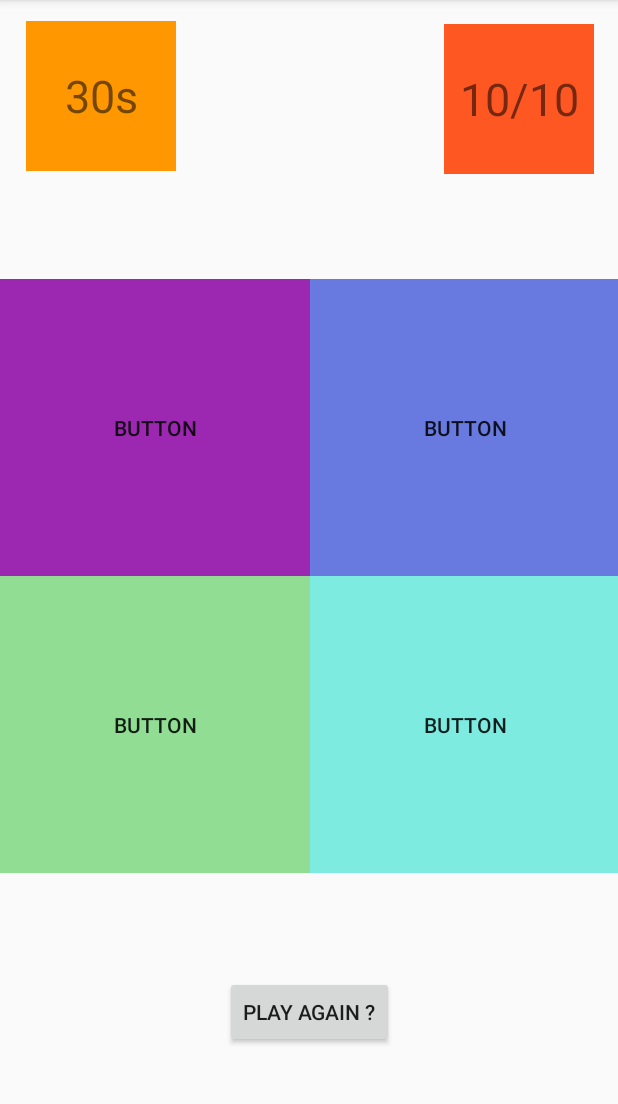
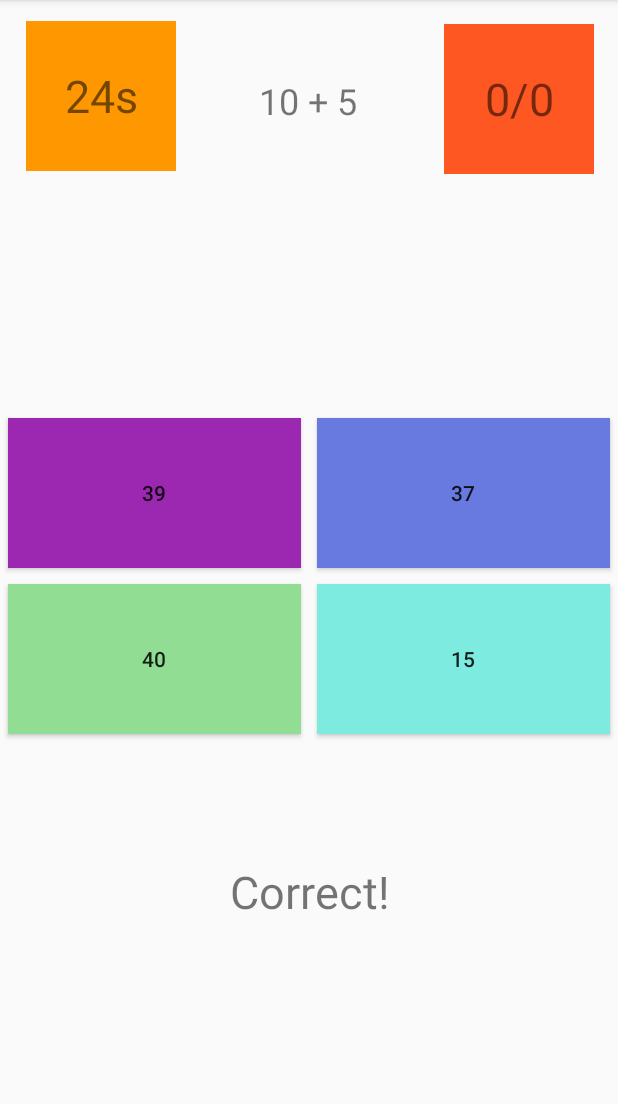
Before and after one commit to sparshsamir1993/brainTrainerAppAndroid, an Android app: the screen it shows after launch (MainActivity), on a phone screen of 412 x 824 dp, the part 84-1188 px from its top. Run offline under Robolectric (Android 15) with nearby library versions, the phone set to English and light mode, and no system bars.

Commit message:
Brain trainer app done. Finish sound left.

```diff
--- a/app/src/main/java/com/example/braintrainer/MainActivity.java
+++ b/app/src/main/java/com/example/braintrainer/MainActivity.java
@@ -2,11 +2,32 @@ package com.example.braintrainer;
 
 import androidx.appcompat.app.AppCompatActivity;
 
+import android.media.MediaPlayer;
 import android.os.Bundle;
+import android.os.CountDownTimer;
 import android.view.View;
 import android.widget.Button;
+import android.widget.GridLayout;
+import android.widget.TextView;
+
+import java.util.ArrayList;
+import java.util.Random;
 
 public class MainActivity extends AppCompatActivity {
+    ArrayList<Integer> randomAnswers;
+    Button button1;
+    Button button2;
+    Button button3;
+    Button button4;
+    Button playAgain;
+    TextView questionBox;
+    TextView verificationText;
+    TextView scoreText;
+    GridLayout answerGrid;
+    TextView timerText;
+    int randomLocation;
+    int totalAttempted = 0;
+    int correctAnswers = 0;
 
     public void startGame(View view) {
         Button goButton = findViewById(R.id.goButton);
@@ -15,11 +36,90 @@ public class MainActivity extends AppCompatActivity {
 
     public void chooseAnswer(View view) {
 
+        if (Integer.toString(randomLocation).equals(view.getTag().toString())) {
+            verificationText.setText("Correct !");
+            correctAnswers++;
+        } else {
+            verificationText.setText("Wrong");
+        }
+        totalAttempted++;
+        fillAnswerAndQuestionGrid();
+        scoreText.setText(correctAnswers + "/" + totalAttempted);
+    }
+
+    public void fillAnswerAndQuestionGrid() {
+        Random rand = new Random();
+        int a = rand.nextInt(21);
+        int b = rand.nextInt(21);
+
+        questionBox.setText(a + " + " + b);
+
+        randomAnswers = new ArrayList<Integer>();
+        for (int i = 0; i < 4; i++) {
+            randomAnswers.add(rand.nextInt(21) + 21);
+        }
+
+        randomLocation = rand.nextInt(4);
+        randomAnswers.add(randomLocation, a + b);
+
+        button1.setText(randomAnswers.get(0).toString());
+        button2.setText(randomAnswers.get(1).toString());
+        button3.setText(randomAnswers.get(2).toString());
+        button4.setText(randomAnswers.get(3).toString());
+    }
+
+    public void startGameAgain(View view) {
+        button1.setEnabled(true);
+        button2.setEnabled(true);
+        button3.setEnabled(true);
+        button4.setEnabled(true);
+
+        fillAnswerAndQuestionGrid();
+        startGameTimer();
+        scoreText.setText("");
+        totalAttempted = 0;
+        correctAnswers = 0;
+    }
+
+    public void startGameTimer() {
+
+        new CountDownTimer(32000, 1000) {
+            public void onTick(long millsLeft) {
+                timerText.setText((millsLeft / 1000) + "s");
+            }
+
+            public void onFinish() {
+                button1.setEnabled(false);
+                button2.setEnabled(false);
+                button3.setEnabled(false);
+                button4.setEnabled(false);
+                playAgain.setVisibility(View.VISIBLE);
+//                MediaPlayer m = new MediaPlayer(getApplicationContext(),)
+
+            }
+        }.start();
+        playAgain.setVisibility(View.INVISIBLE);
+
     }
 
     @Override
     protected void onCreate(Bundle savedInstanceState) {
         super.onCreate(savedInstanceState);
         setContentView(R.layout.activity_main);
+
+        button1 = findViewById(R.id.button1);
+        button2 = findViewById(R.id.button2);
+        button3 = findViewById(R.id.button3);
+        button4 = findViewById(R.id.button4);
+        playAgain = findViewById(R.id.playAgainButton);
+        questionBox = findViewById(R.id.questionBox);
+        verificationText = findViewById(R.id.verificationText);
+        scoreText = findViewById(R.id.scoreText);
+
+        timerText = findViewById(R.id.timerText);
+
+        fillAnswerAndQuestionGrid();
+        startGameTimer();
+
     }
 }
--- a/app/src/main/res/layout/activity_main.xml
+++ b/app/src/main/res/layout/activity_main.xml
@@ -27,6 +27,10 @@
         app:layout_constraintStart_toStartOf="parent"
         app:layout_constraintTop_toTopOf="parent" />
 
+    <androidx.constraintlayout.widget.ConstraintLayout
+        android:layout_width="match_parent"
+        android:layout_height="match_parent">
+
         <TextView
             android:id="@+id/questionBox"
             android:layout_width="130dp"
@@ -34,14 +38,25 @@
             android:layout_marginStart="23dp"
             android:layout_marginLeft="23dp"
             android:layout_marginTop="41dp"
-        android:layout_marginEnd="25dp"
-        android:layout_marginRight="25dp"
             android:gravity="center"
             android:textSize="24sp"
-        app:layout_constraintEnd_toStartOf="@+id/scoreText"
             app:layout_constraintStart_toEndOf="@+id/timerText"
             app:layout_constraintTop_toTopOf="parent"
             tools:text="99 - 43" />
+
+        <TextView
+            android:id="@+id/scoreText"
+            android:layout_width="100dp"
+            android:layout_height="100dp"
+            android:layout_marginTop="16dp"
+            android:layout_marginEnd="16dp"
+            android:layout_marginRight="16dp"
+            android:background="#FF5722"
+            android:gravity="center"
+            android:text="0/0"
+            android:textSize="30sp"
+            app:layout_constraintEnd_toEndOf="parent"
+            app:layout_constraintTop_toTopOf="parent" />
 
         <TextView
             android:id="@+id/timerText"
@@ -58,27 +73,40 @@
             app:layout_constraintTop_toTopOf="parent" />
 
         <TextView
-        android:id="@+id/scoreText"
-        android:layout_width="100dp"
-        android:layout_height="100dp"
-        android:layout_marginTop="16dp"
-        android:layout_marginEnd="16dp"
-        android:layout_marginRight="16dp"
-        android:background="#FF5722"
+            android:id="@+id/verificationText"
+            android:layout_width="161dp"
+            android:layout_height="47dp"
+            android:layout_marginStart="125dp"
+            android:layout_marginLeft="125dp"
+            android:layout_marginEnd="125dp"
+            android:layout_marginRight="125dp"
+            android:layout_marginBottom="48dp"
             android:gravity="center"
-        android:text="10/10"
+            android:text="Correct!"
             android:textSize="30sp"
+            app:layout_constraintBottom_toTopOf="@+id/playAgainButton"
             app:layout_constraintEnd_toEndOf="parent"
-        app:layout_constraintTop_toTopOf="parent" />
+            app:layout_constraintStart_toStartOf="parent" />
+
+        <Button
+            android:id="@+id/playAgainButton"
+            android:layout_width="wrap_content"
+            android:layout_height="48dp"
+            android:layout_marginStart="149dp"
+            android:layout_marginLeft="149dp"
+            android:layout_marginEnd="147dp"
+            android:layout_marginRight="147dp"
+            android:layout_marginBottom="54dp"
+            android:onClick="startGameAgain"
+            android:text="Play Again ?"
+            app:layout_constraintBottom_toBottomOf="parent"
+            app:layout_constraintEnd_toEndOf="parent"
+            app:layout_constraintStart_toStartOf="parent" />
 
         <androidx.gridlayout.widget.GridLayout
             android:id="@+id/answerGrid"
-        android:layout_width="413dp"
-        android:layout_height="396dp"
-        android:layout_marginStart="10dp"
-        android:layout_marginLeft="10dp"
-        android:layout_marginEnd="10dp"
-        android:layout_marginRight="10dp"
+            android:layout_width="0dp"
+            android:layout_height="wrap_content"
             app:layout_constraintBottom_toBottomOf="parent"
             app:layout_constraintEnd_toEndOf="parent"
             app:layout_constraintHorizontal_bias="0.5"
@@ -87,6 +115,8 @@
 
             <Button
                 android:id="@+id/button1"
+                android:layout_height="100dp"
+                android:layout_margin="5dp"
                 android:background="#9C27B0"
                 android:onClick="chooseAnswer"
                 android:tag="0"
@@ -98,9 +128,10 @@
 
             <Button
                 android:id="@+id/button2"
+                android:layout_margin="5dp"
                 android:background="#687ADF"
                 android:onClick="chooseAnswer"
-            android:tag="0"
+                android:tag="1"
                 android:text="Button"
                 app:layout_column="1"
                 app:layout_columnWeight="1"
@@ -109,9 +140,11 @@
 
             <Button
                 android:id="@+id/button3"
+                android:layout_height="100dp"
+                android:layout_margin="5dp"
                 android:background="#90DD93"
                 android:onClick="chooseAnswer"
-            android:tag="0"
+                android:tag="2"
                 android:text="Button"
                 app:layout_column="0"
                 app:layout_columnWeight="1"
@@ -120,9 +153,10 @@
 
             <Button
                 android:id="@+id/button4"
+                android:layout_margin="5dp"
                 android:background="#7DEBE0"
                 android:onClick="chooseAnswer"
-            android:tag="0"
+                android:tag="3"
                 android:text="Button"
                 app:layout_column="1"
                 app:layout_columnWeight="1"
@@ -130,15 +164,6 @@
                 app:layout_rowWeight="1" />
 
         </androidx.gridlayout.widget.GridLayout>
+    </androidx.constraintlayout.widget.ConstraintLayout>
 
-    <Button
-        android:id="@+id/playAgainButton"
-        android:layout_width="wrap_content"
-        android:layout_height="wrap_content"
-        android:layout_marginBottom="69dp"
-        android:text="Play Again ?"
-        app:layout_constraintBottom_toBottomOf="parent"
-        app:layout_constraintEnd_toEndOf="parent"
-        app:layout_constraintHorizontal_bias="0.5"
-        app:layout_constraintStart_toStartOf="parent" />
 </androidx.constraintlayout.widget.ConstraintLayout>
```
Lines whose indentation alone changed are shown as unchanged.
